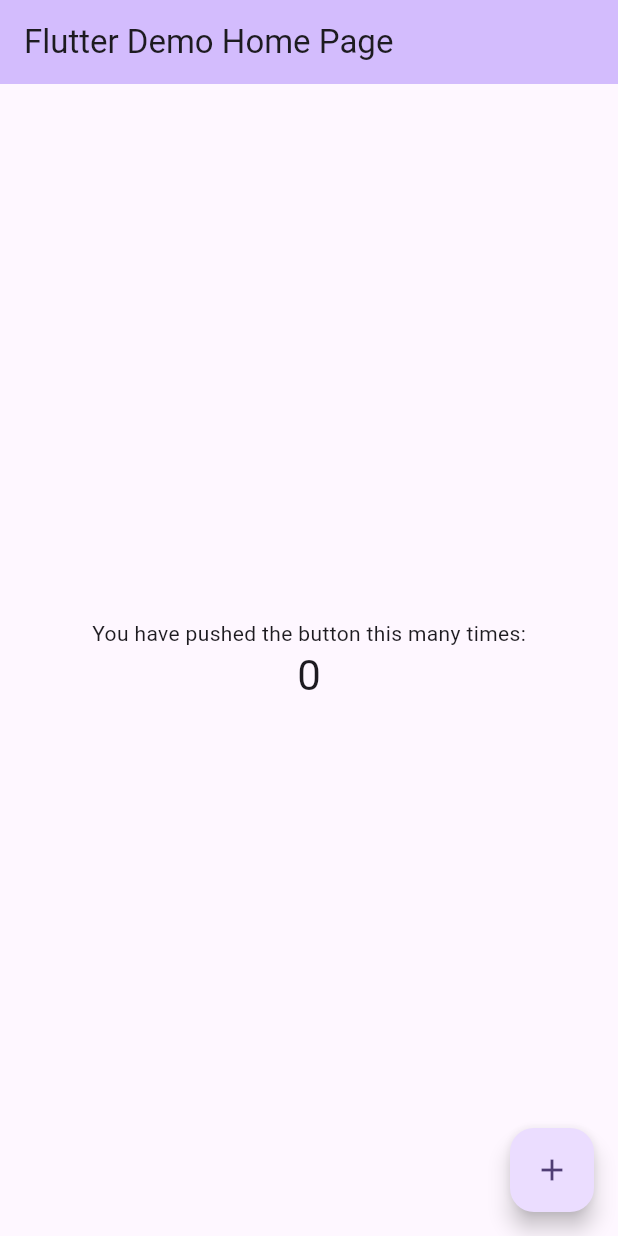
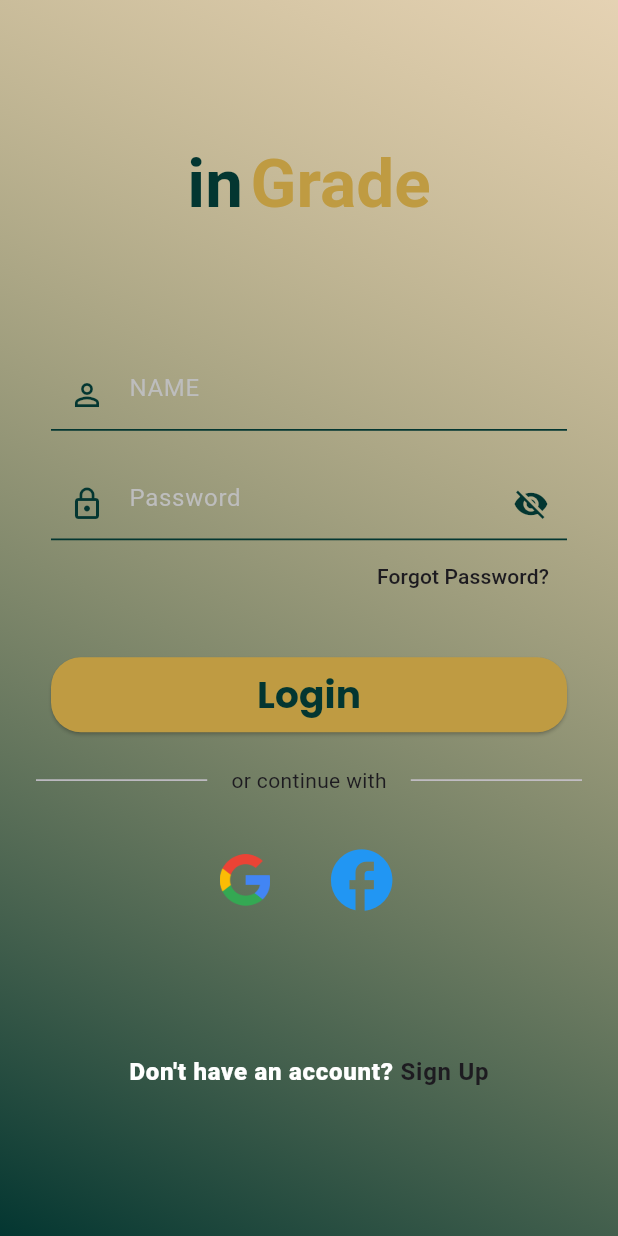
Before and after one commit to Lucius0123/Ingrade_IO, a Flutter app: the screen it shows after launch, on a phone screen of 412 x 824 dp. Run offline on Flutter 3.47's test engine with Material 3 defaults, Android fonts, the light colour scheme and no system bars; our stand-ins replace flutter_screenutil, get, google_fonts.

Commit message:
custom text feild

```diff
--- a/lib/main.dart
+++ b/lib/main.dart
@@ -1,122 +1,36 @@
 import 'package:flutter/material.dart';
+import 'package:flutter_screenutil/flutter_screenutil.dart';
+import 'package:get/get_navigation/src/root/get_material_app.dart';
+import 'package:ingrade_io/splash_screen.dart';
+
+import 'customappbar/themecontroler.dart';
 
 void main() {
-  runApp(const MyApp());
+  runApp( MyApp());
 }
 
 class MyApp extends StatelessWidget {
-  const MyApp({super.key});
-
-  // This widget is the root of your application.
   @override
   Widget build(BuildContext context) {
-    return MaterialApp(
-      title: 'Flutter Demo',
-      theme: ThemeData(
-        // This is the theme of your application.
-        //
-        // TRY THIS: Try running your application with "flutter run". You'll see
-        // the application has a purple toolbar. Then, without quitting the app,
-        // try changing the seedColor in the colorScheme below to Colors.green
-        // and then invoke "hot reload" (save your changes or press the "hot
-        // reload" button in a Flutter-supported IDE, or press "r" if you used
-        // the command line to start the app).
-        //
-        // Notice that the counter didn't reset back to zero; the application
-        // state is not lost during the reload. To reset the state, use hot
-        // restart instead.
-        //
-        // This works for code too, not just values: Most code changes can be
-        // tested with just a hot reload.
-        colorScheme: ColorScheme.fromSeed(seedColor: Colors.deepPurple),
-      ),
-      home: const MyHomePage(title: 'Flutter Demo Home Page'),
+    return ValueListenableBuilder<ThemeMode>(
+      valueListenable: ThemeController.themeNotifier,
+      builder: (_, ThemeMode currentMode, __) {
+        return ScreenUtilInit(
+          designSize: Size(360, 690),
+          minTextAdapt: true,
+          splitScreenMode: true,
+          builder: (context,child){
+            return GetMaterialApp(
+              debugShowCheckedModeBanner: false,
+              title: 'InGrade',
+              theme: ThemeData.light(useMaterial3: true),
+              darkTheme: ThemeData.dark(useMaterial3: true),
+              themeMode: currentMode,
+              home: Splashscreen(), // Your main screen
+            );
+          },
+        );
+      },
     );
   }
 }
-
-class MyHomePage extends StatefulWidget {
-  const MyHomePage({super.key, required this.title});
-
-  // This widget is the home page of your application. It is stateful, meaning
-  // that it has a State object (defined below) that contains fields that affect
-  // how it looks.
-
-  // This class is the configuration for the state. It holds the values (in this
-  // case the title) provided by the parent (in this case the App widget) and
-  // used by the build method of the State. Fields in a Widget subclass are
-  // always marked "final".
-
-  final String title;
-
-  @override
-  State<MyHomePage> createState() => _MyHomePageState();
-}
-
-class _MyHomePageState extends State<MyHomePage> {
-  int _counter = 0;
-
-  void _incrementCounter() {
-    setState(() {
-      // This call to setState tells the Flutter framework that something has
-      // changed in this State, which causes it to rerun the build method below
-      // so that the display can reflect the updated values. If we changed
-      // _counter without calling setState(), then the build method would not be
-      // called again, and so nothing would appear to happen.
-      _counter++;
-    });
-  }
-
-  @override
-  Widget build(BuildContext context) {
-    // This method is rerun every time setState is called, for instance as done
-    // by the _incrementCounter method above.
-    //
-    // The Flutter framework has been optimized to make rerunning build methods
-    // fast, so that you can just rebuild anything that needs updating rather
-    // than having to individually change instances of widgets.
-    return Scaffold(
-      appBar: AppBar(
-        // TRY THIS: Try changing the color here to a specific color (to
-        // Colors.amber, perhaps?) and trigger a hot reload to see the AppBar
-        // change color while the other colors stay the same.
-        backgroundColor: Theme.of(context).colorScheme.inversePrimary,
-        // Here we take the value from the MyHomePage object that was created by
-        // the App.build method, and use it to set our appbar title.
-        title: Text(widget.title),
-      ),
-      body: Center(
-        // Center is a layout widget. It takes a single child and positions it
-        // in the middle of the parent.
-        child: Column(
-          // Column is also a layout widget. It takes a list of children and
-          // arranges them vertically. By default, it sizes itself to fit its
-          // children horizontally, and tries to be as tall as its parent.
-          //
-          // Column has various properties to control how it sizes itself and
-          // how it positions its children. Here we use mainAxisAlignment to
-          // center the children vertically; the main axis here is the vertical
-          // axis because Columns are vertical (the cross axis would be
-          // horizontal).
-          //
-          // TRY THIS: Invoke "debug painting" (choose the "Toggle Debug Paint"
-          // action in the IDE, or press "p" in the console), to see the
-          // wireframe for each widget.
-          mainAxisAlignment: MainAxisAlignment.center,
-          children: <Widget>[
-            const Text('You have pushed the button this many times:'),
-            Text(
-              '$_counter',
-              style: Theme.of(context).textTheme.headlineMedium,
-            ),
-          ],
-        ),
-      ),
-      floatingActionButton: FloatingActionButton(
-        onPressed: _incrementCounter,
-        tooltip: 'Increment',
-        child: const Icon(Icons.add),
-      ), // This trailing comma makes auto-formatting nicer for build methods.
-    );
-  }
-}
--- /dev/null
+++ b/lib/screens/Auth Screens/LogIn_Screen.dart
@@ -0,0 +1,185 @@
+import 'package:flutter/gestures.dart';
+import 'package:flutter/material.dart';
+import 'package:flutter_screenutil/flutter_screenutil.dart';
+import 'package:get/get.dart';
+import 'package:google_fonts/google_fonts.dart';
+import 'package:ingrade_io/appcolors/appcolors.dart';
+import 'package:ingrade_io/screens/Auth%20Screens/sign%20A.dart';
+
+
+ // Dark Green
+
+class LoginScreen extends StatelessWidget {
+  const LoginScreen({super.key});
+
+  @override
+  Widget build(BuildContext context) {
+    return Scaffold(
+      body: Container(
+        height: double.infinity,
+        decoration: BoxDecoration(
+          gradient: LinearGradient(
+            begin: Alignment.topRight,
+            end: Alignment.bottomLeft,
+            colors: [AppColors.primary.withOpacity(0.4),AppColors.secondary, ],
+          ),
+        ),          child: Padding(
+          padding: const EdgeInsets.all(24),
+          child: SafeArea(
+            child: Center(
+              child: SingleChildScrollView(
+                child: Column(
+                  children: [
+                    RichText(
+                      text: TextSpan(
+                          children: [
+                            TextSpan(
+                              text: "in",
+                              style: Theme.of(context).textTheme.displayMedium!.copyWith(fontWeight: FontWeight.bold,color: AppColors.secondary),),
+                            WidgetSpan(child: SizedBox(width: 5,)),
+                            TextSpan(
+                              text: "Grade",
+                              style: Theme.of(context).textTheme.displayMedium!.copyWith(fontWeight: FontWeight.bold,color: AppColors.primary),
+                            )
+                          ]
+                      ),
+                    ),
+                     SizedBox(height: 80,),
+                     Center(
+                       child: Padding(
+                         padding: const EdgeInsets.all(10.0),
+                         child: Column(
+                           children: [
+                             TextFormField(
+                               style: const TextStyle(color: Colors.white),
+                               decoration: InputDecoration(
+                                 filled: false,
+                                 prefixIcon:  Icon(Icons.person_outline, color: AppColors.secondary),
+                                 hintText: 'NAME',
+                                 hintStyle: TextStyle(color: Colors.grey[400]),
+                                 enabledBorder: UnderlineInputBorder(
+                                   borderSide: BorderSide(color: AppColors.secondary, width: 1.2),
+                                 ),
+                                 focusedBorder: UnderlineInputBorder(
+                                   borderSide: BorderSide(color: AppColors.secondary, width: 1.5),
+                                 ),
+                               ),
+                             ),
+                             SizedBox(height: 25,),
+                             TextFormField(
+                               obscureText: true,
+                               style: const TextStyle(color: Colors.white),
+                               decoration: InputDecoration(
+
+                                 filled: false,
+                                 prefixIcon:  Icon(Icons.lock_outline,color:  AppColors.secondary),
+                                 suffixIcon: Icon(Icons.visibility_off,color:  AppColors.secondary),
+                                 hintText: 'Password',
+                                 hintStyle: TextStyle(color: Colors.grey[400]),
+                                 enabledBorder:  UnderlineInputBorder(
+                                   borderSide: BorderSide(color:AppColors.secondary, width: 1.2),
+                                 ),
+                                 focusedBorder: UnderlineInputBorder(
+                                   borderSide: BorderSide(color: AppColors.secondary, width: 1.5),
+                                 ),
+                               ),
+                             ),
+
+
+                             // Forgot Password
+                             Align(
+                               alignment: Alignment.centerRight,
+                               child: TextButton(
+                                 onPressed: () {
+                                   ScaffoldMessenger.of(context).showSnackBar(
+                                     const SnackBar(content: Text('Forgot password feature coming soon!')),
+                                   );
+                                 },
+                                 child:  Text('Forgot Password?',style: Theme.of(context).textTheme.labelLarge,),
+                               ),
+                             ),
+                             const SizedBox(height: 30),
+                             ElevatedButton(
+                               onPressed: () {
+                                 // Handle login
+                               },
+                               style: ElevatedButton.styleFrom(
+                                 backgroundColor: AppColors.primary,
+                                 minimumSize: const Size(double.infinity, 50),
+                                 shape: RoundedRectangleBorder(
+                                   borderRadius: BorderRadius.circular(20),
+                                 ),
+                               ),
+                               child: Text(
+                                 "Login",
+                                 style: GoogleFonts.poppins(
+                                   color:AppColors.secondary,
+                                   fontWeight: FontWeight.w700,
+                                   fontSize: 25,
+                                 ),
+                               ),
+                             ),
+
+                           ],
+                         ),
+                       ),
+                     ),
+
+                  SizedBox(height: 10.h),
+                    const Row(
+                      children: [
+                        Expanded(child: Divider()),
+                        Padding(
+                          padding: EdgeInsets.symmetric(horizontal: 16),
+                          child: Text('or continue with'),
+                        ),
+                        Expanded(child: Divider()),
+                      ],
+                    ),
+                    const SizedBox(height: 24),
+                    Row(
+                      mainAxisAlignment: MainAxisAlignment.center,
+                      children: [
+                        IconButton(
+                          onPressed: (){},
+                          icon:  Image.asset(
+                          'assets/Icon/google.png',
+                          width: 30.sp,
+                          height: 30.sp,
+                        ),),
+                        SizedBox(width: 20,),
+
+                        IconButton(icon: Icon(Icons.facebook,size: 43.sp,color: Colors.blue,), onPressed: () {}),
+
+                      ],
+                    ),
+                    SizedBox(height: 70.h),
+                    Align(
+                      alignment: Alignment.bottomCenter,
+                      child: RichText(
+                        text: TextSpan(
+                          style: const TextStyle(color: Colors.white, fontSize: 16),
+                          children: [
+                            TextSpan(text:  "Don't have an account? ",style: Theme.of(context).textTheme.bodyLarge!.copyWith(fontWeight: FontWeight.w900,color: Colors.white)),
+                            TextSpan(
+                              text: "Sign Up",
+                              style: Theme.of(context).textTheme.bodyLarge!.copyWith(fontWeight: FontWeight.bold),
+                              recognizer: TapGestureRecognizer()
+                                ..onTap = () {
+                                  Get.to(() => SignupScreen());
+                                },
+                            ),
+                          ],
+                        ),),
+                    ),
+
+                  ],
+                ),
+              ),
+            ),
+          ),
+        ),
+      ),
+    );
+  }
+}
--- a/lib/splash_screen.dart
+++ b/lib/splash_screen.dart
@@ -1,4 +1,6 @@
 import 'package:flutter/material.dart';
+import 'package:get/get.dart';
+import 'package:ingrade_io/screens/Auth%20Screens/LogIn_Screen.dart';
 import 'package:ingrade_io/screens/homescreens.dart';
 
 
@@ -13,7 +15,7 @@ class _SplashscreenState extends State<Splashscreen> {
   void initState(){
     super.initState();
     Future.delayed(const Duration(seconds: 2),(){
-      Navigator.pushReplacement(context, MaterialPageRoute(builder: (context)=>Homescreens()));
+      Get.to((() => LoginScreen()));
     });
   }
 
--- a/pubspec.yaml
+++ b/pubspec.yaml
@@ -62,8 +62,8 @@ flutter:
   uses-material-design: true
 
   # To add assets to your application, add an assets section, like this:
-  # assets:
-  #   - images/a_dot_burr.jpeg
+  assets:
+     - assets/Icon/
   #   - images/a_dot_ham.jpeg
 
   # An image asset can refer to one or more resolution-specific "variants", see
```
Also changed, not shown: lib/Utils/customText.dart (added, +37 -0 lines), lib/screens/Auth Screens/sign A.dart (added, +206 -0 lines), assets/Icon/google.png (added), pubspec.lock.
